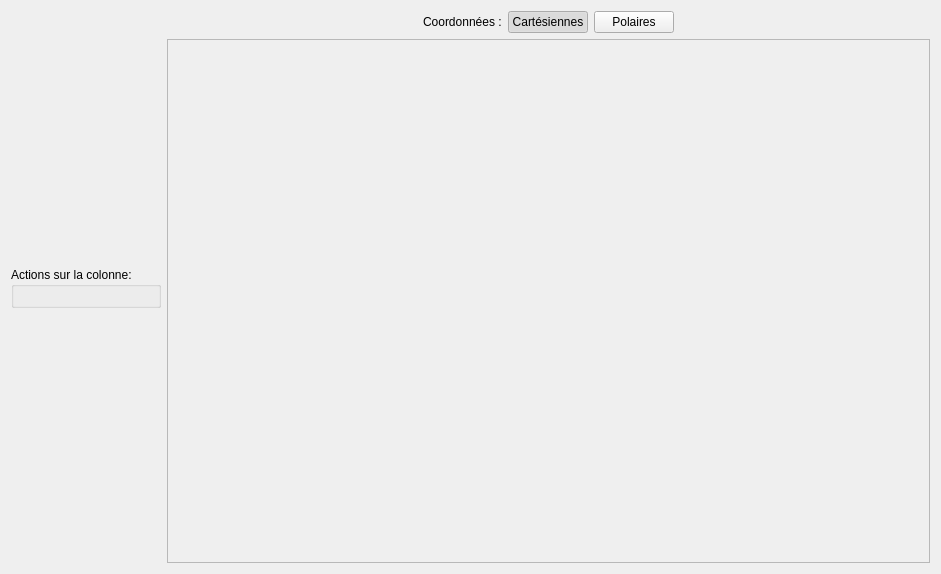
The window that datawindow.ui (AdelKS/ZeGrapher) describes before a commit, drawn with Qt 5.
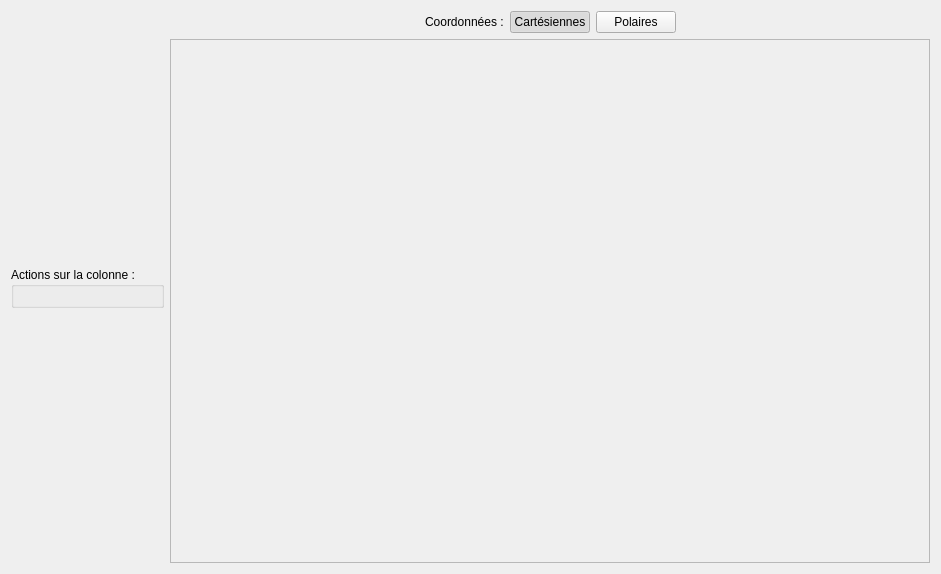
The same window after the commit.

What changed in the file:
```diff
--- a/datawindow.ui
+++ b/datawindow.ui
@@ -50,7 +50,7 @@
         </size>
        </property>
        <property name="title">
-        <string>Actions sur la colonne:</string>
+        <string>Actions sur la colonne :</string>
        </property>
        <layout class="QVBoxLayout" name="verticalLayout_2">
         <item>
@@ -170,7 +170,7 @@
          <rect>
           <x>0</x>
           <y>0</y>
-          <width>738</width>
+          <width>734</width>
           <height>513</height>
          </rect>
         </property>
```
